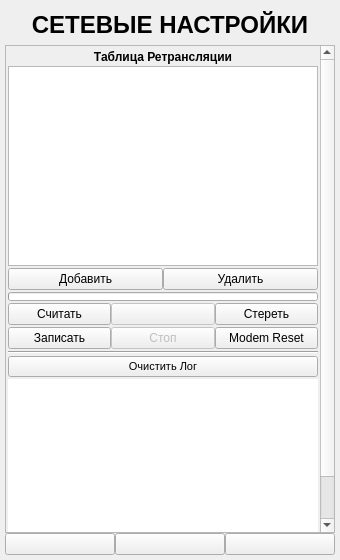
DavidSiegman/PLC_RF_Configurator, file ANDROID_FORMS/retranslation_table_form.ui: the form before one commit.
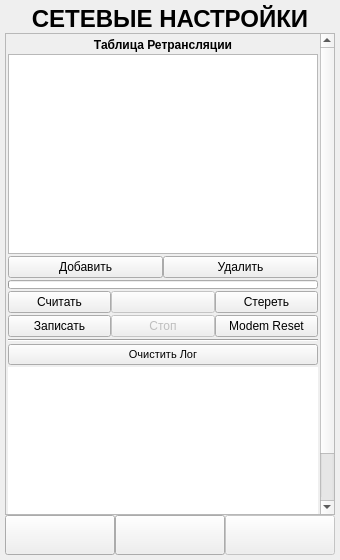
The form after the commit. Icons and pictures are not drawn.

```diff
--- a/ANDROID_FORMS/retranslation_table_form.ui
+++ b/ANDROID_FORMS/retranslation_table_form.ui
@@ -40,7 +40,7 @@
      <property name="minimumSize">
       <size>
        <width>0</width>
-       <height>40</height>
+       <height>0</height>
       </size>
      </property>
      <property name="font">
@@ -73,7 +73,7 @@
         <x>0</x>
         <y>0</y>
         <width>311</width>
-        <height>548</height>
+        <height>545</height>
        </rect>
       </property>
       <layout class="QVBoxLayout" name="verticalLayout">
@@ -509,6 +509,27 @@
     </widget>
    </item>
    <item>
+    <widget class="QWidget" name="DownPanel_Widget" native="true">
+     <property name="styleSheet">
+      <string notr="true"/>
+     </property>
+     <layout class="QVBoxLayout" name="verticalLayout_4">
+      <property name="spacing">
+       <number>0</number>
+      </property>
+      <property name="leftMargin">
+       <number>0</number>
+      </property>
+      <property name="topMargin">
+       <number>0</number>
+      </property>
+      <property name="rightMargin">
+       <number>0</number>
+      </property>
+      <property name="bottomMargin">
+       <number>0</number>
+      </property>
+      <item>
     <layout class="QHBoxLayout" name="horizontalLayout_3">
      <property name="spacing">
       <number>0</number>
@@ -516,7 +537,7 @@
      <item>
       <widget class="QPushButton" name="Back">
        <property name="sizePolicy">
-        <sizepolicy hsizetype="Expanding" vsizetype="Minimum">
+           <sizepolicy hsizetype="Minimum" vsizetype="Minimum">
          <horstretch>0</horstretch>
          <verstretch>0</verstretch>
         </sizepolicy>
@@ -524,13 +545,7 @@
        <property name="minimumSize">
         <size>
          <width>0</width>
-         <height>0</height>
-        </size>
-       </property>
-       <property name="maximumSize">
-        <size>
-         <width>16777215</width>
-         <height>16777215</height>
+            <height>40</height>
         </size>
        </property>
        <property name="text">
@@ -551,15 +566,15 @@
      <item>
       <widget class="QPushButton" name="btnSettings">
        <property name="sizePolicy">
-        <sizepolicy hsizetype="Expanding" vsizetype="Minimum">
+           <sizepolicy hsizetype="Minimum" vsizetype="Minimum">
          <horstretch>0</horstretch>
          <verstretch>0</verstretch>
         </sizepolicy>
        </property>
        <property name="minimumSize">
         <size>
-         <width>40</width>
-         <height>0</height>
+            <width>0</width>
+            <height>40</height>
         </size>
        </property>
        <property name="maximumSize">
@@ -588,8 +603,11 @@
      </item>
      <item>
       <widget class="QPushButton" name="Next">
+          <property name="enabled">
+           <bool>false</bool>
+          </property>
        <property name="sizePolicy">
-        <sizepolicy hsizetype="Expanding" vsizetype="Minimum">
+           <sizepolicy hsizetype="Minimum" vsizetype="Minimum">
          <horstretch>0</horstretch>
          <verstretch>0</verstretch>
         </sizepolicy>
@@ -597,13 +615,7 @@
        <property name="minimumSize">
         <size>
          <width>0</width>
-         <height>0</height>
-        </size>
-       </property>
-       <property name="maximumSize">
-        <size>
-         <width>16777215</width>
-         <height>16777215</height>
+            <height>40</height>
         </size>
        </property>
        <property name="text">
@@ -622,6 +634,9 @@
       </widget>
      </item>
     </layout>
+      </item>
+     </layout>
+    </widget>
    </item>
   </layout>
  </widget>
```
Lines whose indentation alone changed are shown as unchanged.
